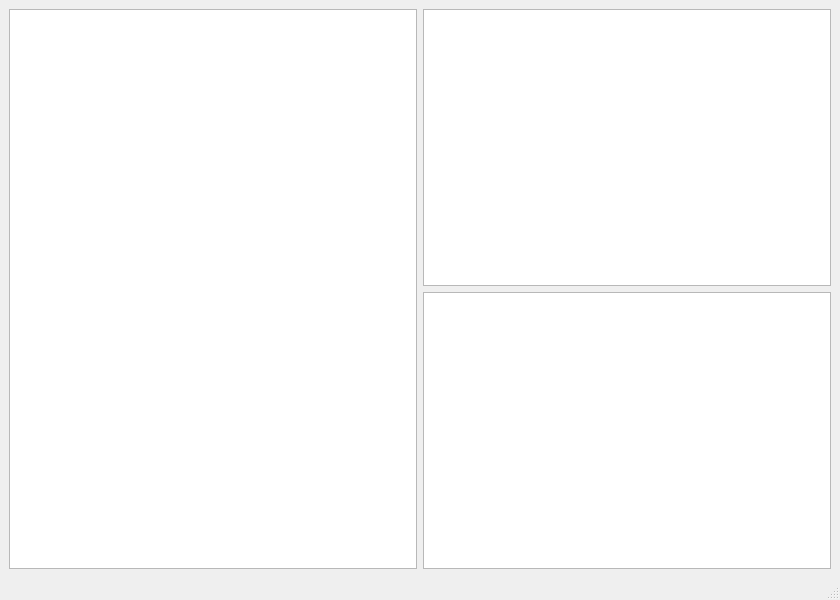
321Proteus/boring-code, file src/app/mainwindow.ui: the form before one commit.
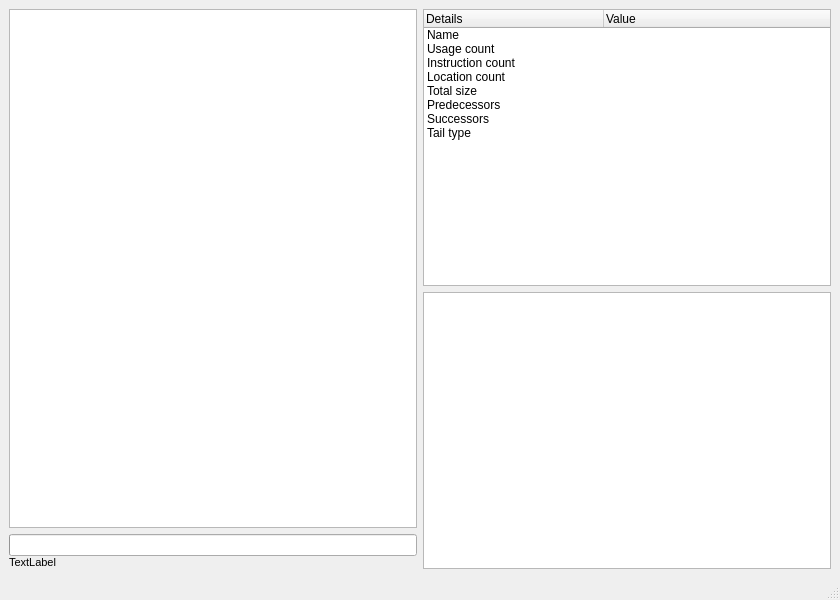
The form after the commit.

Commit message: Updated block details UI and added progress bar

The edit to the form file:
```diff
--- a/src/app/mainwindow.ui
+++ b/src/app/mainwindow.ui
@@ -16,12 +16,128 @@
   <widget class="QWidget" name="centralwidget">
    <layout class="QHBoxLayout" name="horizontalLayout_3">
     <item>
-     <widget class="QListWidget" name="BlockView"/>
+     <layout class="QVBoxLayout" name="leftLayout">
+      <item>
+       <widget class="QListWidget" name="BlockView"/>
+      </item>
+      <item>
+       <layout class="QVBoxLayout" name="progressLayout">
+        <property name="spacing">
+         <number>0</number>
+        </property>
+        <property name="sizeConstraint">
+         <enum>QLayout::SizeConstraint::SetDefaultConstraint</enum>
+        </property>
+        <item>
+         <widget class="QProgressBar" name="ProgressBar"/>
+        </item>
+        <item>
+         <widget class="QLabel" name="ProgressText">
+          <property name="font">
+           <font>
+            <pointsize>8</pointsize>
+           </font>
+          </property>
+          <property name="text">
+           <string>TextLabel</string>
+          </property>
+         </widget>
+        </item>
+       </layout>
+      </item>
+     </layout>
     </item>
     <item>
      <layout class="QVBoxLayout" name="verticalLayout_2">
       <item>
-       <widget class="QTextBrowser" name="DetailsView"/>
+       <widget class="QTreeWidget" name="DetailsView">
+        <property name="enabled">
+         <bool>true</bool>
+        </property>
+        <property name="mouseTracking">
+         <bool>false</bool>
+        </property>
+        <property name="focusPolicy">
+         <enum>Qt::FocusPolicy::NoFocus</enum>
+        </property>
+        <property name="showDropIndicator" stdset="0">
+         <bool>false</bool>
+        </property>
+        <property name="indentation">
+         <number>20</number>
+        </property>
+        <property name="rootIsDecorated">
+         <bool>false</bool>
+        </property>
+        <property name="uniformRowHeights">
+         <bool>false</bool>
+        </property>
+        <property name="wordWrap">
+         <bool>false</bool>
+        </property>
+        <property name="expandsOnDoubleClick">
+         <bool>true</bool>
+        </property>
+        <attribute name="headerMinimumSectionSize">
+         <number>49</number>
+        </attribute>
+        <attribute name="headerDefaultSectionSize">
+         <number>180</number>
+        </attribute>
+        <attribute name="headerStretchLastSection">
+         <bool>true</bool>
+        </attribute>
+        <column>
+         <property name="text">
+          <string>Details</string>
+         </property>
+        </column>
+        <column>
+         <property name="text">
+          <string>Value</string>
+         </property>
+        </column>
+        <item>
+         <property name="text">
+          <string>Name</string>
+         </property>
+        </item>
+        <item>
+         <property name="text">
+          <string>Usage count</string>
+         </property>
+        </item>
+        <item>
+         <property name="text">
+          <string>Instruction count</string>
+         </property>
+        </item>
+        <item>
+         <property name="text">
+          <string>Location count</string>
+         </property>
+        </item>
+        <item>
+         <property name="text">
+          <string>Total size</string>
+         </property>
+        </item>
+        <item>
+         <property name="text">
+          <string>Predecessors</string>
+         </property>
+        </item>
+        <item>
+         <property name="text">
+          <string>Successors</string>
+         </property>
+        </item>
+        <item>
+         <property name="text">
+          <string>Tail type</string>
+         </property>
+        </item>
+       </widget>
       </item>
       <item>
        <widget class="QListWidget" name="TraceView"/>
```
Left out of the diff: 15 changed lines with no effect on the pictures. The commit also changes 3 other files.
